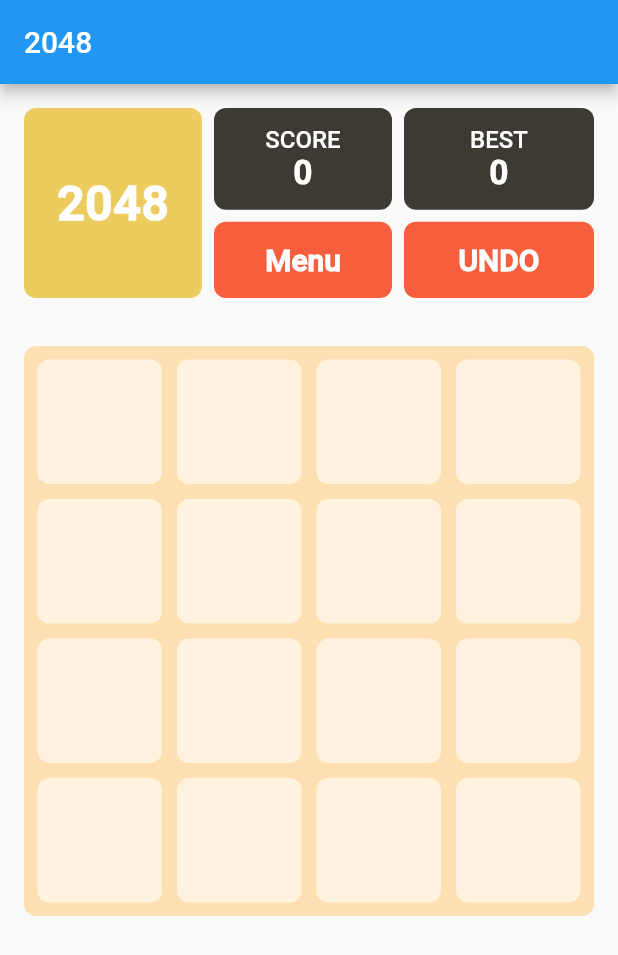
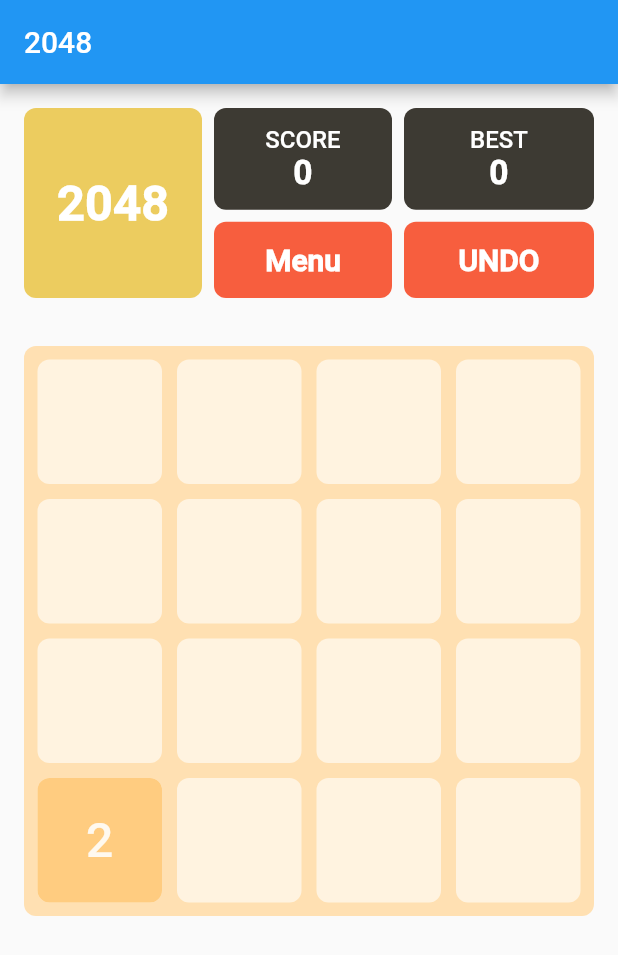
Before and after one commit to sheason2019/learn-flutter-2048, a Flutter app: the screen it shows after launch, on a phone screen of 412 x 824 dp. Shown: the top 955 px of the screen. Run offline on Flutter 3.47's test engine with Material 2 defaults, Android fonts, the phone set to English and light mode, and no system bars; our stand-ins replace sqflite; accounts and stored records are empty.

Commit message:
fix: 解决了首次打开程序时的一个bug

```diff
--- a/lib/gamePanel/index.dart
+++ b/lib/gamePanel/index.dart
@@ -254,7 +254,6 @@ class _GamePanelState extends State<GamePanel> {
             // 复原model
             model.setModelFromPureData(
                 GameController.parseStringToModel(lastModelMap["model"]));
-
             //复原分数
             Score.setScore(lastModelMap["score"]);
 
--- a/lib/game_controller.dart
+++ b/lib/game_controller.dart
@@ -85,10 +85,14 @@ class GameController {
   }
 
   static Future<Map?> readModel() async {
-    final Database db = await getDatabase();
-    final List<Map<String, dynamic>> maps =
-        await db.query('models', orderBy: "step desc");
-    return maps.first;
+    try {
+      final Database db = await getDatabase();
+      final List<Map<String, dynamic>> maps =
+          await db.query('models', orderBy: "step desc");
+      return maps.first;
+    } catch (e) {
+      return null;
+    }
   }
 
   static List<List<int>> parseStringToModel(String str) {
--- a/lib/main.dart
+++ b/lib/main.dart
@@ -6,7 +6,7 @@ import 'gamePanel/index.dart';
 
 void main() async {
   WidgetsFlutterBinding.ensureInitialized();
-  GameController.checkDatabase();
+  await GameController.checkDatabase();
 
   SystemChrome.setPreferredOrientations([DeviceOrientation.portraitUp])
       .then((_) {
--- a/pubspec.yaml
+++ b/pubspec.yaml
@@ -1,5 +1,5 @@
 name: learn_flutter
-description: A new Flutter project.
+description: 以制作一个2048游戏为目标学习Flutter
 
 publish_to: 'none' # Remove this line if you wish to publish to pub.dev
 
@@ -12,9 +12,6 @@ dependencies:
   flutter:
     sdk: flutter
   sqflite: ^2.0.0
-  provider: ^6.0.0
-
-  english_words: ^4.0.0
 
 dev_dependencies:
   flutter_test:
```
Also changed, not shown: pubspec.lock, 1 other file.
